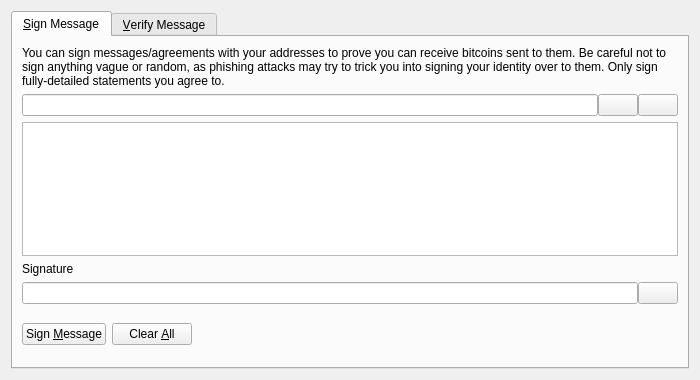
Before: the Qt Designer form src/qt/forms/signverifymessagedialog.ui in joshineveryday/karmacoin, drawn with Qt 5.
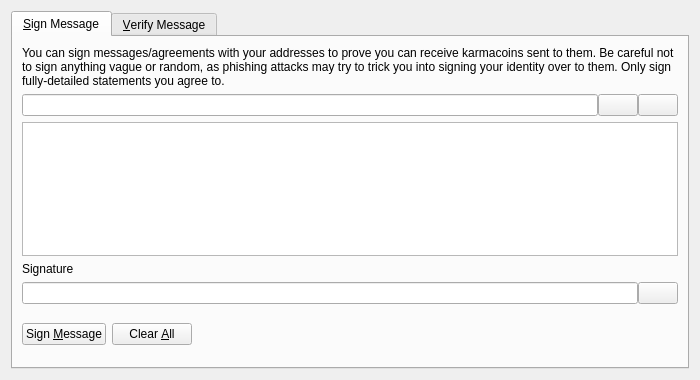
After: the same form once the commit is applied. Icons and pictures are not drawn. Custom widgets are drawn as their Qt base class.

Commit message: rename bitcoin to karmacoin

```diff
--- a/src/qt/forms/signverifymessagedialog.ui
+++ b/src/qt/forms/signverifymessagedialog.ui
@@ -30,7 +30,7 @@
        <item>
         <widget class="QLabel" name="infoLabel_SM">
          <property name="text">
-          <string>You can sign messages/agreements with your addresses to prove you can receive bitcoins sent to them. Be careful not to sign anything vague or random, as phishing attacks may try to trick you into signing your identity over to them. Only sign fully-detailed statements you agree to.</string>
+          <string>You can sign messages/agreements with your addresses to prove you can receive karmacoins sent to them. Be careful not to sign anything vague or random, as phishing attacks may try to trick you into signing your identity over to them. Only sign fully-detailed statements you agree to.</string>
          </property>
          <property name="textFormat">
           <enum>Qt::PlainText</enum>
```
Left out of the diff: 26 changed lines with no effect on the pictures. The commit also changes 1294 other files.
